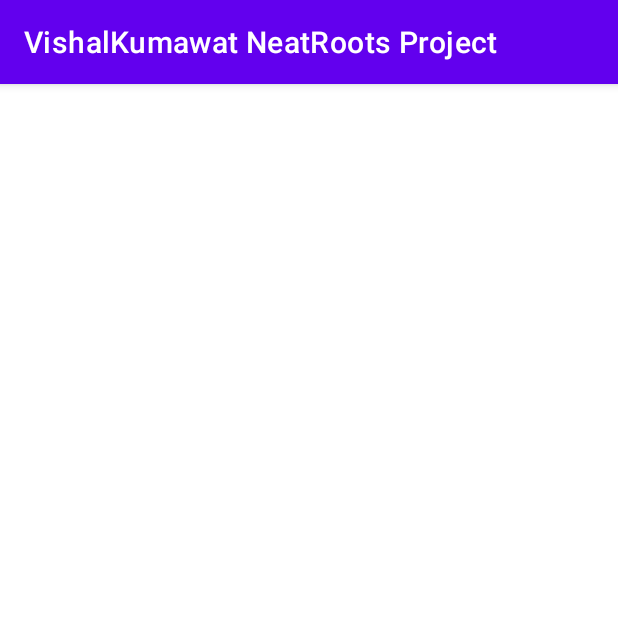
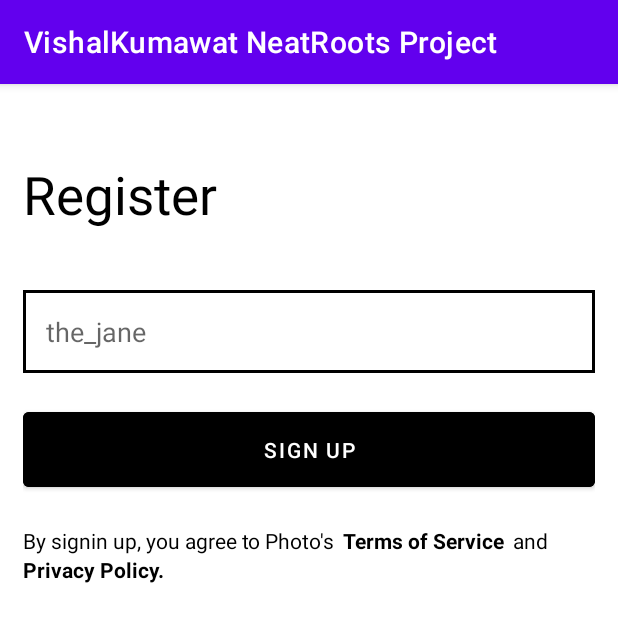
Before and after one commit to mamjadjr/VishalKumawat-NeatRoots-Project, an Android app: the RegisterStepTwoActivity screen opened directly, with no data from a screen before it, on a phone screen of 412 x 824 dp. Shown: the top 622 px of the screen. Run offline under Robolectric (Android 15) with nearby library versions, the phone set to English and light mode, and no system bars.

Commit message:
Complete register 1 & 2 activity design

```diff
--- /dev/null
+++ b/app/src/main/res/drawable/et_style.xml
@@ -0,0 +1,8 @@
+<?xml version="1.0" encoding="utf-8"?>
+<shape xmlns:android="http://schemas.android.com/apk/res/android">
+
+    <stroke
+        android:width="2dp"
+        android:color="@color/black"/>
+
+</shape>
--- a/app/src/main/res/layout/activity_register_step_two.xml
+++ b/app/src/main/res/layout/activity_register_step_two.xml
@@ -1,9 +1,81 @@
 <?xml version="1.0" encoding="utf-8"?>
-<androidx.constraintlayout.widget.ConstraintLayout xmlns:android="http://schemas.android.com/apk/res/android"
-    xmlns:app="http://schemas.android.com/apk/res-auto"
+<LinearLayout xmlns:android="http://schemas.android.com/apk/res/android"
     xmlns:tools="http://schemas.android.com/tools"
     android:layout_width="match_parent"
     android:layout_height="match_parent"
-    tools:context=".RegisterStepTwoActivity">
+    tools:context=".RegisterStepTwoActivity"
+    android:layout_marginHorizontal="15dp"
+    android:orientation="vertical">
 
-</androidx.constraintlayout.widget.ConstraintLayout>
+    <TextView
+        android:id="@+id/textView"
+        android:layout_width="match_parent"
+        android:layout_height="wrap_content"
+        android:layout_marginTop="50dp"
+        android:layout_marginBottom="20dp"
+        android:text="Register"
+        android:textColor="@color/black"
+        android:textSize="35sp" />
+
+    <EditText
+        android:id="@+id/editTextTextPersonName"
+        android:layout_width="match_parent"
+        android:layout_height="wrap_content"
+        android:background="@drawable/et_style"
+        android:ems="10"
+        android:hint="the_jane"
+        android:layout_marginTop="20dp"
+        android:inputType="textPersonName"
+        android:padding="15dp" />
+
+
+    <Button
+        android:id="@+id/button"
+        android:layout_width="match_parent"
+        android:layout_height="wrap_content"
+        android:layout_marginTop="20dp"
+        android:padding="15dp"
+        android:backgroundTint="@color/black"
+        android:text="sign up" />
+
+    <LinearLayout
+        android:layout_width="match_parent"
+        android:layout_height="wrap_content"
+        android:layout_marginTop="20dp"
+        android:orientation="horizontal">
+
+        <TextView
+            android:id="@+id/textView2"
+            android:layout_width="wrap_content"
+            android:layout_height="wrap_content"
+            android:layout_marginEnd="5dp"
+            android:text="By signin up, you agree to Photo's"
+            android:textColor="@color/black" />
+
+        <TextView
+            android:id="@+id/textView3"
+            android:layout_width="wrap_content"
+            android:layout_height="wrap_content"
+            android:text="Terms of Service"
+            android:textColor="@color/black"
+            android:textStyle="bold" />
+
+        <TextView
+            android:id="@+id/textView4"
+            android:layout_width="wrap_content"
+            android:layout_height="wrap_content"
+            android:layout_marginStart="5dp"
+            android:text="and"
+            android:textColor="@color/black" />
+
+    </LinearLayout>
+
+    <TextView
+        android:id="@+id/textView5"
+        android:layout_width="wrap_content"
+        android:layout_height="wrap_content"
+        android:text="Privacy Policy."
+        android:textColor="@color/black"
+        android:textStyle="bold" />
+
+</LinearLayout>
```
Also changed, not shown: app/src/main/res/layout/activity_register_step_one.xml (+46 -3 lines).
